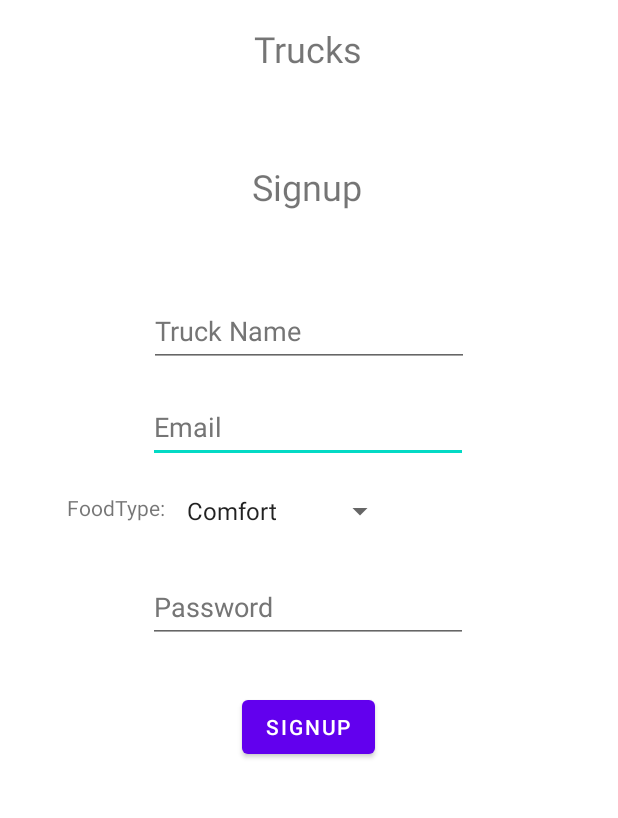
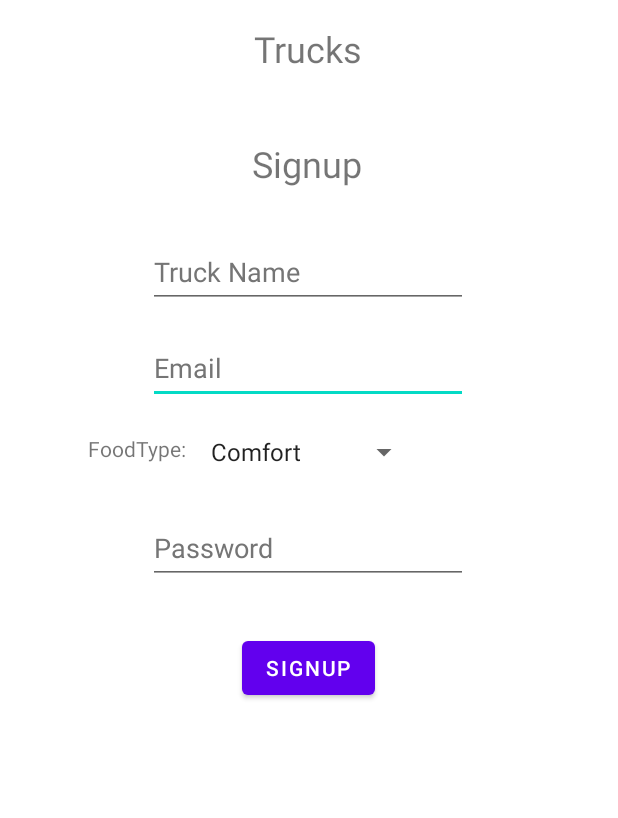
Before and after one commit to AlexanderCova/FoodTruckFinderMITruckAndroid, an Android app: the SignupActivity screen opened directly, with no data from a screen before it, on a phone screen of 412 x 824 dp, the part 189-1007 px from its top. Run offline under Robolectric (Android 15) with nearby library versions, the light colour scheme and no system bars; libraries missing offline, so code that uses them is left out: com.github.kittinunf.fuel.

Commit message:
fixed some constraints for signup screen

```diff
--- a/FoodTruckFinderMiTruck/app/src/main/res/layout/activity_signup.xml
+++ b/FoodTruckFinderMiTruck/app/src/main/res/layout/activity_signup.xml
@@ -79,9 +79,9 @@
         android:layout_width="wrap_content"
         android:layout_height="wrap_content"
         android:layout_marginTop="8dp"
-        android:layout_marginEnd="148dp"
         android:minHeight="48dp"
         app:layout_constraintEnd_toEndOf="parent"
+        app:layout_constraintStart_toStartOf="parent"
         app:layout_constraintTop_toBottomOf="@+id/emailEdit"
         tools:ignore="SpeakableTextPresentCheck" />
 
@@ -89,7 +89,7 @@
         android:id="@+id/truckNameEdit"
         android:layout_width="wrap_content"
         android:layout_height="wrap_content"
-        android:layout_marginTop="148dp"
+        android:layout_marginTop="32dp"
         android:autofillHints=""
         android:ems="10"
         android:hint="@string/truck_name_hint"
@@ -98,8 +98,9 @@
         android:textAlignment="viewStart"
         android:textColorHint="#757575"
         app:layout_constraintEnd_toEndOf="parent"
+        app:layout_constraintHorizontal_bias="0.497"
         app:layout_constraintStart_toStartOf="parent"
-        app:layout_constraintTop_toBottomOf="@+id/trucksText" />
+        app:layout_constraintTop_toBottomOf="@+id/signupTextView" />
 
     <TextView
         android:id="@+id/spinnerTextView"
@@ -116,11 +117,11 @@
         android:id="@+id/signupTextView"
         android:layout_width="wrap_content"
         android:layout_height="wrap_content"
-        android:layout_marginBottom="56dp"
+        android:layout_marginTop="44dp"
         android:text="@string/signup_hint"
         android:textSize="24sp"
-        app:layout_constraintBottom_toTopOf="@+id/truckNameEdit"
         app:layout_constraintEnd_toEndOf="parent"
         app:layout_constraintHorizontal_bias="0.497"
-        app:layout_constraintStart_toStartOf="parent" />
+        app:layout_constraintStart_toStartOf="parent"
+        app:layout_constraintTop_toBottomOf="@+id/trucksText" />
 </androidx.constraintlayout.widget.ConstraintLayout>
```
